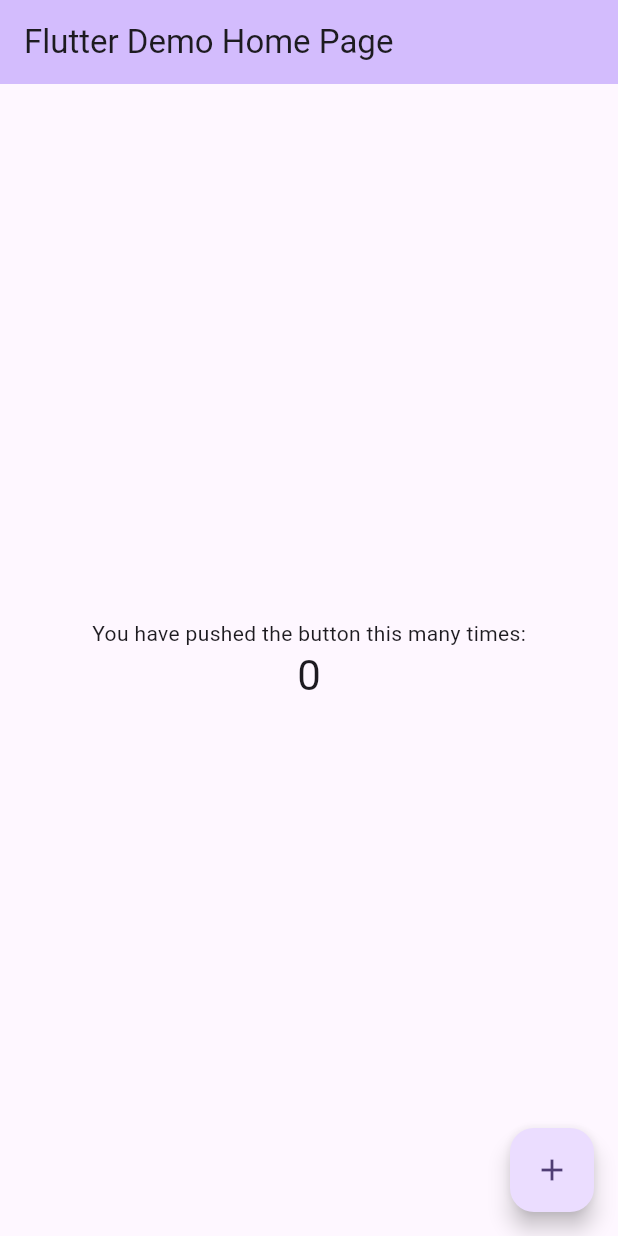
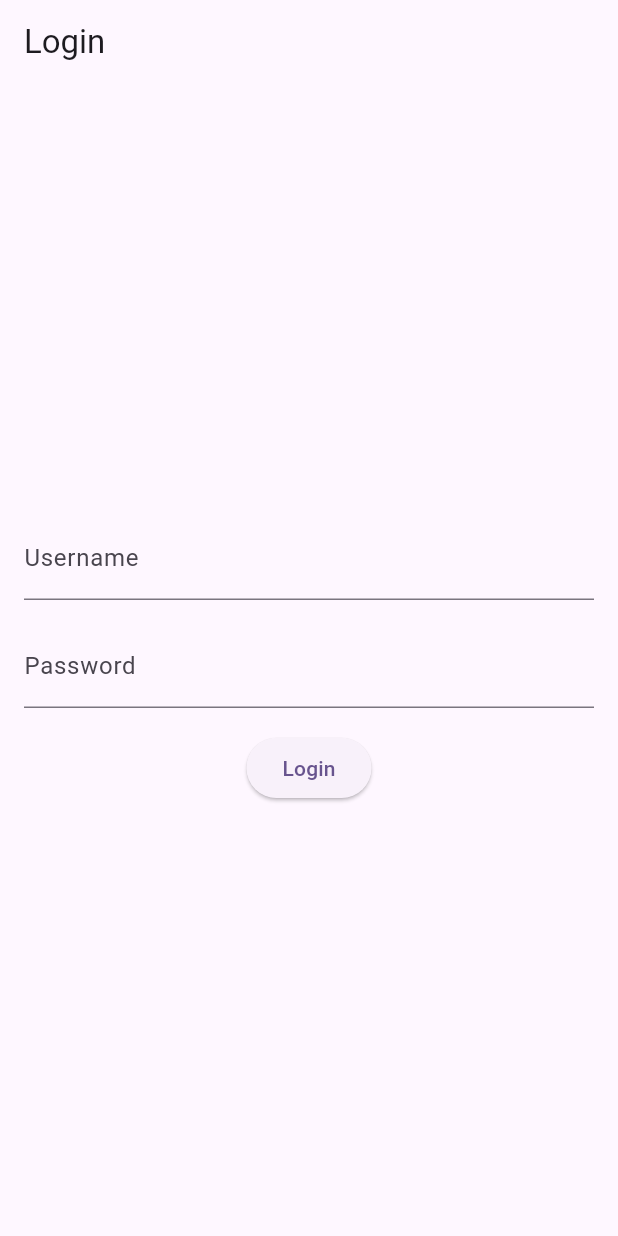
Before and after one commit to jonathastfm/ezio_projects, a Flutter app: the screen it shows after launch, on a phone screen of 412 x 824 dp. Run offline on Flutter 3.47's test engine with Material 3 defaults, Android fonts, the phone set to English and light mode, and no system bars; our stand-ins replace cloud_firestore, firebase_core; accounts and stored records are empty.

Commit message:
chore: Add login screen and update main.dart

```diff
--- a/com_ezio_osrpjas/lib/main.dart
+++ b/com_ezio_osrpjas/lib/main.dart
@@ -1,5 +1,6 @@
 import 'package:cloud_firestore/cloud_firestore.dart';
 import 'package:com_ezio_osrpjas/firebase_options.dart';
+import 'package:com_ezio_osrpjas/pages/menu.dart';
 import 'package:flutter/material.dart';
 import 'package:firebase_core/firebase_core.dart';
 
@@ -48,7 +49,7 @@
         colorScheme: ColorScheme.fromSeed(seedColor: Colors.deepPurple),
         useMaterial3: true,
       ),
-      home: const MyHomePage(title: 'Flutter Demo Home Page'),
+      home: LoginScreen(),
     );
   }
 }
--- /dev/null
+++ b/com_ezio_osrpjas/lib/pages/menu.dart
@@ -0,0 +1,45 @@
+import 'package:flutter/material.dart';
+
+class LoginScreen extends StatelessWidget {
+  @override
+  Widget build(BuildContext context) {
+    return Scaffold(
+      appBar: AppBar(
+        title: Text('Login'),
+      ),
+      body: Padding(
+        padding: EdgeInsets.all(16.0),
+        child: Column(
+          mainAxisAlignment: MainAxisAlignment.center,
+          children: [
+            TextField(
+              decoration: InputDecoration(
+                labelText: 'Username',
+              ),
+            ),
+            SizedBox(height: 16.0),
+            TextField(
+              obscureText: true,
+              decoration: InputDecoration(
+                labelText: 'Password',
+              ),
+            ),
+            SizedBox(height: 16.0),
+            ElevatedButton(
+              onPressed: () {
+                // TODO: Implement login logic
+              },
+              child: Text('Login'),
+            ),
+          ],
+        ),
+      ),
+    );
+  }
+}
+
+void main() {
+  runApp(MaterialApp(
+    home: LoginScreen(),
+  ));
+}
--- a/com_ezio_osrpjas/pubspec.yaml
+++ b/com_ezio_osrpjas/pubspec.yaml
@@ -60,7 +60,8 @@ flutter:
   uses-material-design: true
 
   # To add assets to your application, add an assets section, like this:
-  # assets:
+  assets:
+
   #   - images/a_dot_burr.jpeg
   #   - images/a_dot_ham.jpeg
 
```
Also changed, not shown: com_ezio_osrpjas/pubspec.lock.
